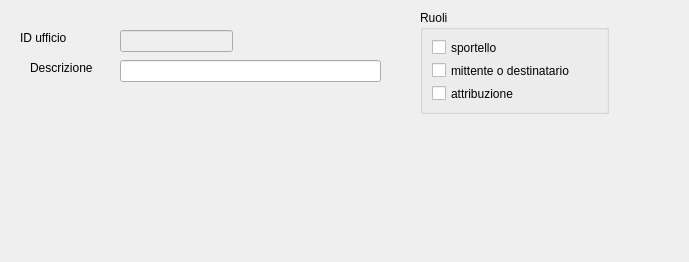
The window that src/com/axiastudio/suite/base/forms/ufficio.ui (tizianolattisi/suitegda) describes before a commit, drawn with Qt 5.
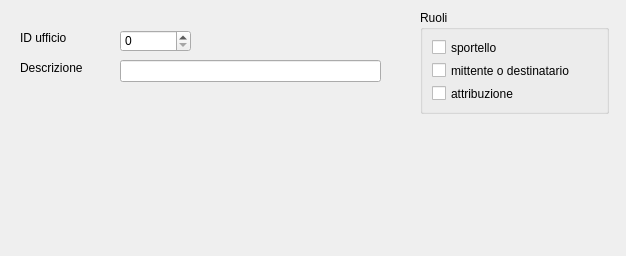
The same window after the commit.

Commit message: Miglioramenti grafici; corretti massimi x campi QSpinBox

Diff of the .ui file:
```diff
--- a/src/com/axiastudio/suite/base/forms/ufficio.ui
+++ b/src/com/axiastudio/suite/base/forms/ufficio.ui
@@ -6,8 +6,8 @@
    <rect>
     <x>0</x>
     <y>0</y>
-    <width>689</width>
-    <height>262</height>
+    <width>626</width>
+    <height>256</height>
    </rect>
   </property>
   <property name="windowTitle">
@@ -20,7 +20,7 @@
    <widget class="QLabel" name="label">
     <property name="geometry">
      <rect>
-      <x>30</x>
+      <x>20</x>
       <y>60</y>
       <width>91</width>
       <height>16</height>
@@ -104,18 +104,18 @@
      <string>ID ufficio</string>
     </property>
    </widget>
-   <widget class="QLineEdit" name="lineEdit_2">
-    <property name="enabled">
-     <bool>false</bool>
-    </property>
+   <widget class="QSpinBox" name="spinBox">
     <property name="geometry">
      <rect>
       <x>120</x>
       <y>30</y>
-      <width>113</width>
+      <width>71</width>
       <height>22</height>
      </rect>
     </property>
+    <property name="maximum">
+     <number>1000</number>
+    </property>
     <property name="column" stdset="0">
      <string>id</string>
     </property>
```
Left out of the diff: 33 changed lines with no effect on the pictures. The commit also changes 2 other files.
